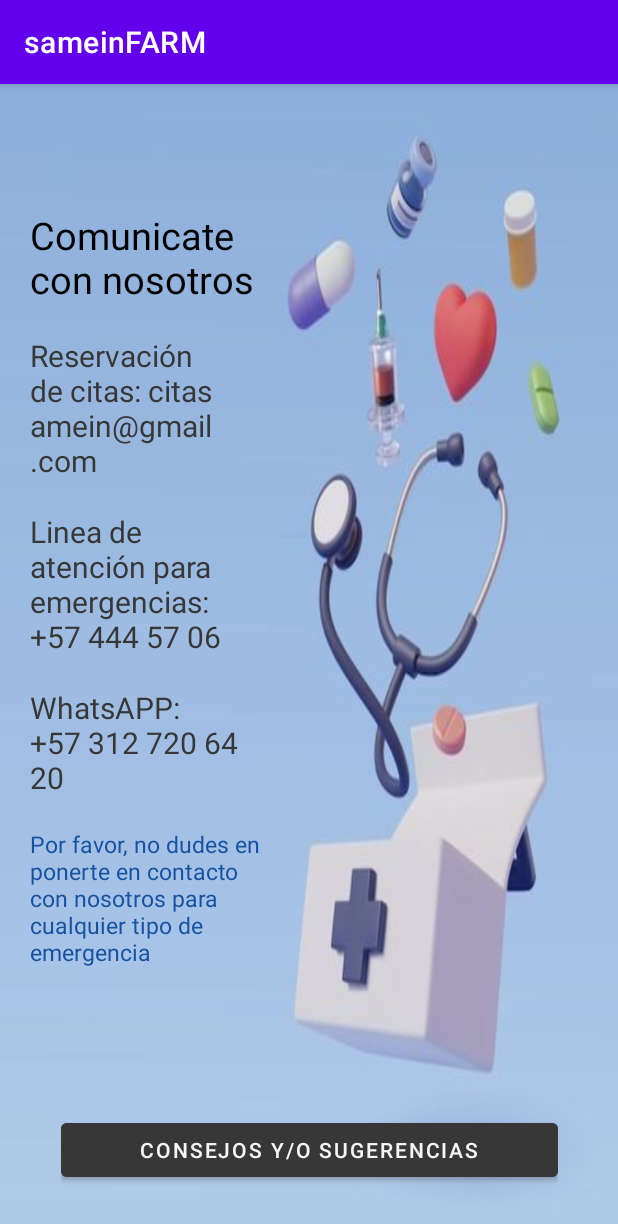
After one commit to isabl101/SameinFarm, an Android app: the emergencia screen opened directly, with no data from a screen before it, on a phone screen of 412 x 824 dp. The commit adds this screen. Shown: the top 1224 px of the screen. Run offline under Robolectric (Android 15) with nearby library versions, the phone set to English and light mode, and no system bars.

Commit message:
se termina sugerencias

```diff
--- a/app/src/main/AndroidManifest.xml
+++ b/app/src/main/AndroidManifest.xml
@@ -11,6 +11,12 @@
         android:supportsRtl="true"
         android:theme="@style/Theme.SameinFARM"
         tools:targetApi="31">
+        <activity
+            android:name=".consejos"
+            android:exported="false" />
+        <activity
+            android:name=".emergencia"
+            android:exported="false" />
         <activity
             android:name=".formula"
             android:exported="false" />
--- /dev/null
+++ b/app/src/main/java/com/example/sameinfarm/emergencia.java
@@ -0,0 +1,31 @@
+package com.example.sameinfarm;
+
+import androidx.appcompat.app.AppCompatActivity;
+
+import android.content.Intent;
+import android.os.Bundle;
+import android.view.View;
+import android.widget.Button;
+
+public class emergencia extends AppCompatActivity {
+    Button btn_consejos;
+
+    @Override
+    protected void onCreate(Bundle savedInstanceState) {
+        super.onCreate(savedInstanceState);
+        setContentView(R.layout.activity_emergencia);
+
+        btn_consejos = findViewById(R.id.btn_consejos);
+        consejos();
+    }
+
+    public void consejos() {
+        btn_consejos.setOnClickListener(new View.OnClickListener() {
+            @Override
+            public void onClick(View view) {
+                Intent intcontact = new Intent(emergencia.this,consejos.class);
+                startActivity(intcontact);
+            }
+        });
+    }
+}
--- /dev/null
+++ b/app/src/main/res/layout/activity_emergencia.xml
@@ -0,0 +1,92 @@
+<?xml version="1.0" encoding="utf-8"?>
+<androidx.constraintlayout.widget.ConstraintLayout xmlns:android="http://schemas.android.com/apk/res/android"
+    xmlns:app="http://schemas.android.com/apk/res-auto"
+    xmlns:tools="http://schemas.android.com/tools"
+    android:layout_width="match_parent"
+    android:layout_height="match_parent"
+    tools:context=".emergencia"
+    android:background="@drawable/sos">
+
+
+    <LinearLayout
+        android:id="@+id/linearLayout10"
+        android:layout_width="158dp"
+        android:layout_height="533dp"
+        android:layout_marginStart="16dp"
+        android:layout_marginTop="40dp"
+        android:layout_marginEnd="234dp"
+        android:layout_marginBottom="91dp"
+        android:orientation="vertical"
+        app:layout_constraintBottom_toBottomOf="parent"
+        app:layout_constraintEnd_toEndOf="parent"
+        app:layout_constraintHorizontal_bias="1.0"
+        app:layout_constraintStart_toStartOf="parent"
+        app:layout_constraintTop_toTopOf="parent"
+        app:layout_constraintVertical_bias="0.417">
+
+        <TextView
+            android:id="@+id/l"
+            android:layout_width="150dp"
+            android:layout_height="wrap_content"
+            android:text="Comunicate con nosotros"
+            android:textColor="@color/black"
+            android:textSize="25dp" />
+
+        <TextView
+            android:id="@+id/citas"
+            android:layout_width="match_parent"
+            android:layout_height="wrap_content"
+            android:layout_marginTop="20dp"
+            android:text="Reservación de citas: citasamein@gmail.com"
+            android:textColor="@color/gris"
+            android:textSize="20dp" />
+
+        <TextView
+            android:id="@+id/telefonos"
+            android:layout_width="match_parent"
+            android:layout_height="wrap_content"
+            android:layout_marginTop="20dp"
+            android:text="Linea de atención para emergencias:             +57 444 57 06"
+            android:textColor="@color/gris"
+            android:textSize="20dp" />
+
+        <TextView
+            android:id="@+id/whatsapp"
+            android:layout_width="match_parent"
+            android:layout_height="wrap_content"
+            android:layout_marginTop="20dp"
+            android:text="WhatsAPP:                  +57 312 720 64 20"
+            android:textColor="@color/gris"
+            android:textSize="20dp" />
+
+        <TextView
+            android:id="@+id/f"
+            android:layout_width="match_parent"
+            android:layout_height="wrap_content"
+            android:layout_marginTop="20dp"
+            android:text="Por favor, no dudes en ponerte en contacto con nosotros para cualquier tipo de emergencia"
+            android:textColor="@color/azul"
+            android:textSize="15dp" />
+    </LinearLayout>
+
+    <LinearLayout
+        android:layout_width="331dp"
+        android:layout_height="55dp"
+        android:layout_marginStart="40dp"
+        android:layout_marginTop="59dp"
+        android:layout_marginEnd="40dp"
+        android:layout_marginBottom="16dp"
+        android:orientation="vertical"
+        app:layout_constraintBottom_toBottomOf="parent"
+        app:layout_constraintEnd_toEndOf="parent"
+        app:layout_constraintStart_toStartOf="parent"
+        app:layout_constraintTop_toBottomOf="@+id/linearLayout10">
+
+        <Button
+            android:id="@+id/btn_consejos"
+            android:layout_width="match_parent"
+            android:layout_height="wrap_content"
+            android:text="Consejos y/o sugerencias"
+            android:backgroundTint="@color/gris"/>
+    </LinearLayout>
+</androidx.constraintlayout.widget.ConstraintLayout>
--- a/app/src/main/res/layout/activity_medicamentos.xml
+++ b/app/src/main/res/layout/activity_medicamentos.xml
@@ -234,7 +234,7 @@
                 android:layout_weight="1"
                 android:layout_marginRight="10dp"
                 android:layout_marginLeft="5dp"
-                android:text="Chat de ayuda o informacion"
+                android:text="opciones de ayuda o informacion"
                 android:backgroundTint="@color/azul"/>
         </LinearLayout>
     </LinearLayout>
```
Also changed, not shown: app/src/main/java/com/example/sameinfarm/consejos.java (added, +31 -0 lines), app/src/main/java/com/example/sameinfarm/medicamentos.java (+12 -4 lines), app/src/main/res/layout/activity_consejos.xml (added, +166 -0 lines), app/src/main/res/drawable/ansiedad.png (added), app/src/main/res/drawable/apoyo.png (added), app/src/main/res/drawable/respiracion.png (added), app/src/main/res/drawable/sos.jpg (added).
